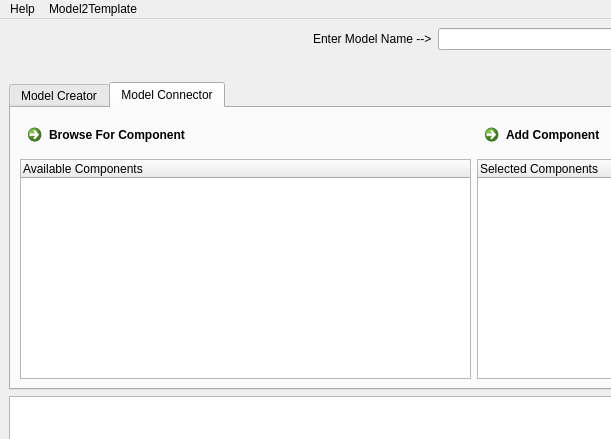
lpsmodsimteam/sst-config-gui, file resources/sstGUI.ui: the form before one commit; both pictures show x 0 to 611 and y 0 to 439 of the 953 by 712 pixel window.
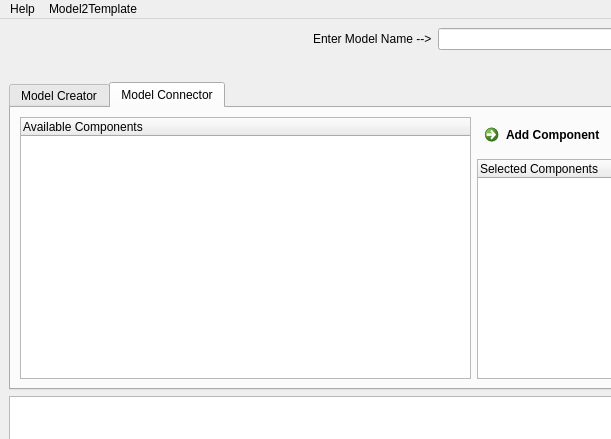
The form after the commit. The open tabs and pages were chosen to show the change. Icons and pictures are not drawn.

Commit message: Removed browse capability from connector due to unneccessary complications. Updated double click help display

The edit to the form file:
```diff
--- a/resources/sstGUI.ui
+++ b/resources/sstGUI.ui
@@ -135,20 +135,6 @@
         <string>Model Connector</string>
        </attribute>
        <layout class="QGridLayout" name="gridLayout_2" columnstretch="2,1,1">
-        <item row="0" column="0" alignment="Qt::AlignLeft">
-         <widget class="QCommandLinkButton" name="modelBrowse">
-          <property name="toolTip">
-           <string>Browse for a model not provided by SST or in your local directory</string>
-          </property>
-          <property name="text">
-           <string>Browse For Component</string>
-          </property>
-          <property name="icon">
-           <iconset>
-            <normaloff>resources/find.png</normaloff>resources/find.png</iconset>
-          </property>
-         </widget>
-        </item>
         <item row="0" column="1" alignment="Qt::AlignLeft">
          <widget class="QCommandLinkButton" name="add">
           <property name="toolTip">
@@ -177,18 +163,6 @@
           </property>
          </widget>
         </item>
-        <item row="1" column="0">
-         <widget class="QTreeWidget" name="available">
-          <property name="toolTip">
-           <string>Models Available for use. Double click for help</string>
-          </property>
-          <column>
-           <property name="text">
-            <string>Available Components</string>
-           </property>
-          </column>
-         </widget>
-        </item>
         <item row="1" column="1" colspan="2">
          <widget class="QTreeWidget" name="selected">
           <property name="toolTip">
@@ -201,6 +175,18 @@
           </column>
          </widget>
         </item>
+        <item row="0" column="0" rowspan="2">
+         <widget class="QTreeWidget" name="available">
+          <property name="toolTip">
+           <string>Models Available for use. Double click for help</string>
+          </property>
+          <column>
+           <property name="text">
+            <string>Available Components</string>
+           </property>
+          </column>
+         </widget>
+        </item>
        </layout>
       </widget>
      </widget>
```
The commit also changes 1 other file.
